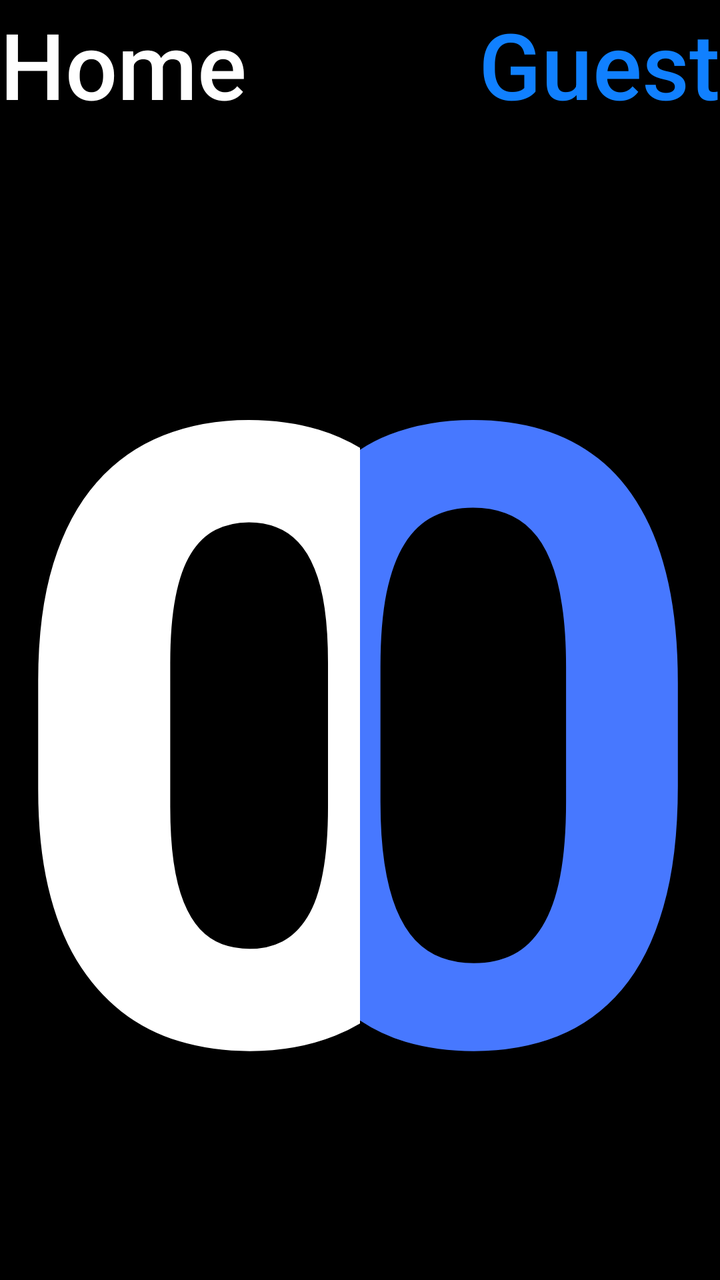
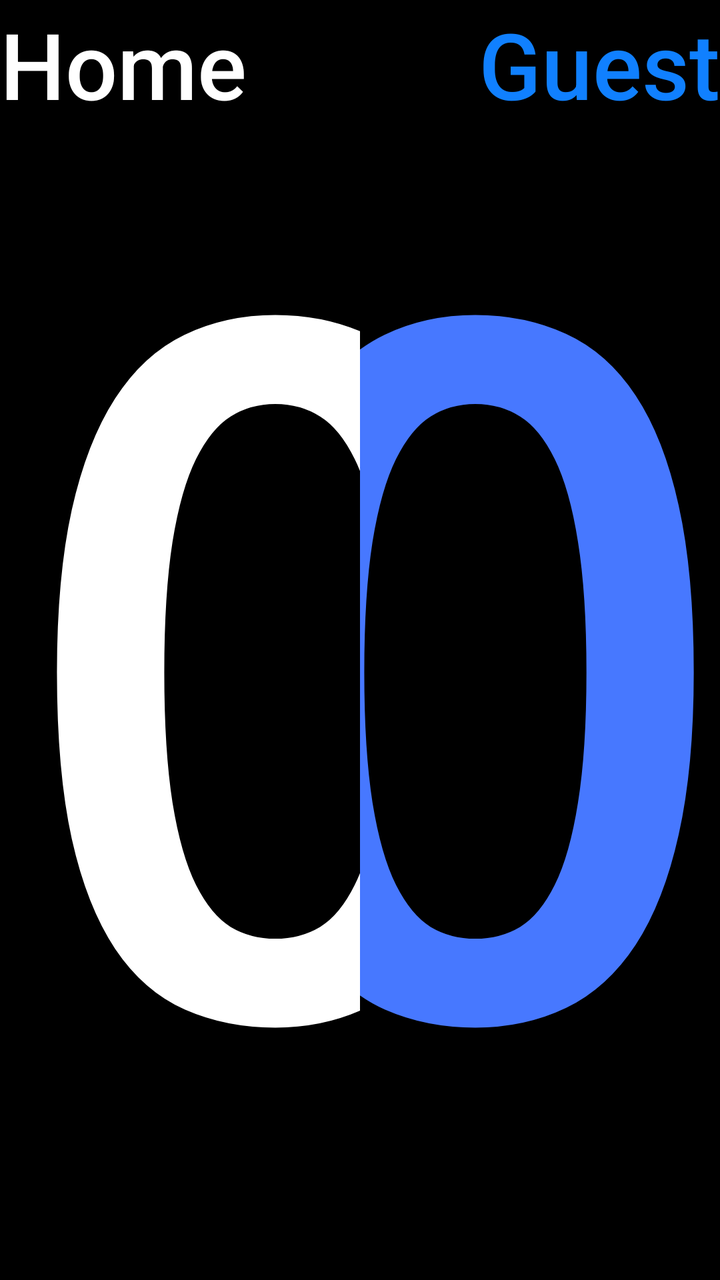

Compare the two renders of this Android layout. The source of the first and the diff that turns it into the second are given below.
<!-- AndroidManifest.xml: application theme AppTheme -->
<!-- res/layout/scoreboard.xml -->
<?xml version="1.0" encoding="utf-8"?>
<androidx.coordinatorlayout.widget.CoordinatorLayout xmlns:android="http://schemas.android.com/apk/res/android"
    xmlns:app="http://schemas.android.com/apk/res-auto"
    xmlns:tools="http://schemas.android.com/tools"
    android:layout_width="match_parent"
    android:layout_height="match_parent"
    android:keepScreenOn="true"
    tools:context="de.wasserball.wabaclock.main.Scoreboard">

    <LinearLayout
        android:id="@+id/scoreBoardLayout"
        android:layout_width="match_parent"
        android:layout_height="match_parent"
        android:orientation="vertical">

        <LinearLayout
            android:layout_width="match_parent"
            android:layout_height="0dp"
            android:layout_weight="1"
            android:minHeight="48dp"
            android:orientation="horizontal">

            <Button
                android:id="@+id/btnTeamHome"
                style="@style/Widget.AppCompat.Button.Borderless"
                android:layout_width="0dp"
                android:layout_height="match_parent"
                android:layout_weight="1"
                android:background="@android:color/background_dark"
                android:text="@string/home_team_default_name"
                android:textAlignment="textStart"
                android:textAllCaps="false"
                android:textColor="@android:color/white"
                app:autoSizeMaxTextSize="400sp"
                app:autoSizeMinTextSize="12sp"
                app:autoSizeStepGranularity="2sp"
                app:autoSizeTextType="uniform" />

            <Button
                android:id="@+id/btnTeamGuest"
                style="@style/Widget.AppCompat.Button.Borderless"
                android:layout_width="0dp"
                android:layout_height="match_parent"
                android:layout_weight="1"
                android:background="@android:color/background_dark"
                android:text="@string/guest_team_default_name"
                android:textAlignment="textEnd"
                android:textAllCaps="false"
                android:textColor="@color/blue"
                app:autoSizeMaxTextSize="400sp"
                app:autoSizeMinTextSize="12sp"
                app:autoSizeStepGranularity="2sp"
                app:autoSizeTextType="uniform" />
        </LinearLayout>

        <LinearLayout
            android:id="@+id/layoutButtons"
            android:layout_width="match_parent"
            android:layout_height="0dp"
            android:layout_weight="9"
            android:background="@android:color/background_dark"
            android:orientation="horizontal">

            <Button
                android:id="@+id/toreHeimScoreboard"
                style="@style/Widget.AppCompat.Button.Borderless"
                android:layout_width="0dp"
                android:layout_height="match_parent"
                android:layout_weight="1"
                android:background="@android:color/background_dark"
                android:contentDescription="@string/goals_home_content_description"
                android:text="@string/_00"
                android:textAlignment="textStart"
                android:textAllCaps="false"
                android:textColor="@android:color/background_light"
                android:textStyle="bold"
                app:autoSizeMaxTextSize="3600sp"
                app:autoSizeMinTextSize="12sp"
                app:autoSizeStepGranularity="2sp"
                app:autoSizeTextType="uniform" />

            <Button
                android:id="@+id/toreGastScoreboard"
                style="@style/Widget.AppCompat.Button.Borderless"
                android:layout_width="0dp"
                android:layout_height="match_parent"
                android:layout_weight="1"
                android:background="@android:color/background_dark"
                android:contentDescription="@string/goals_guest_content_description"
                android:text="@string/_00"
                android:textAlignment="textEnd"
                android:textAllCaps="false"
                android:textAppearance="@style/TextAppearance.AppCompat.Display4"
                android:textColor="#4778FF"
                android:textStyle="bold"
                app:autoSizeMaxTextSize="3600sp"
                app:autoSizeMinTextSize="12sp"
                app:autoSizeStepGranularity="2sp"
                app:autoSizeTextType="uniform" />
        </LinearLayout>

    </LinearLayout>

</androidx.coordinatorlayout.widget.CoordinatorLayout>
<!-- resources referenced by this layout -->
<resources>
  <color name="blue">#1080FF</color>
  <string name="_00">0</string>
  <string name="goals_guest_content_description">golas guest</string>
  <string name="goals_home_content_description">goals home</string>
  <string name="guest_team_default_name">Guest</string>
  <string name="home_team_default_name">Home</string>
  <style name="AppTheme" parent="Theme.AppCompat.Light.NoActionBar">
          
          <item name="colorPrimary">@color/colorPrimary</item>
          <item name="colorPrimaryDark">@color/colorPrimaryDark</item>
          <item name="colorAccent">@color/colorAccent</item>
      </style>
  <color name="colorPrimary">#008577</color>
  <color name="colorPrimaryDark">#000000</color>
  <color name="colorAccent">#D81B60</color>
</resources>

<!-- the commit's change to res/layout/scoreboard.xml (unified diff, before → after) -->
@@ -72,6 +72,7 @@
                 android:text="@string/_00"
                 android:textAlignment="textStart"
                 android:textAllCaps="false"
+                android:fontFamily="sans-serif-smallcaps"
                 android:textColor="@android:color/background_light"
                 android:textStyle="bold"
                 app:autoSizeMaxTextSize="3600sp"
@@ -90,6 +91,7 @@
                 android:text="@string/_00"
                 android:textAlignment="textEnd"
                 android:textAllCaps="false"
+                android:fontFamily="sans-serif-smallcaps"
                 android:textAppearance="@style/TextAppearance.AppCompat.Display4"
                 android:textColor="#4778FF"
                 android:textStyle="bold"
